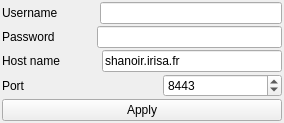
Old version of the form Code/qtshanoirsettingswidget.ui in the repository Inria-Empenn/QtShanoir.
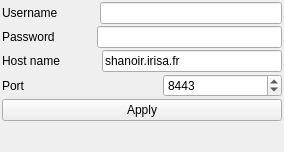
New version of the form.

Commit message: qtshanoir : qtshanoir now use a modular architecture. A demo program is also available in the Demo directory. Some works still remains to be done.

```diff
--- a/Code/qtshanoirsettingswidget.ui
+++ b/Code/qtshanoirsettingswidget.ui
@@ -7,13 +7,13 @@
     <x>0</x>
     <y>0</y>
     <width>284</width>
-    <height>120</height>
+    <height>152</height>
    </rect>
   </property>
   <property name="minimumSize">
    <size>
     <width>240</width>
-    <height>0</height>
+    <height>152</height>
    </size>
   </property>
   <property name="maximumSize">
```
